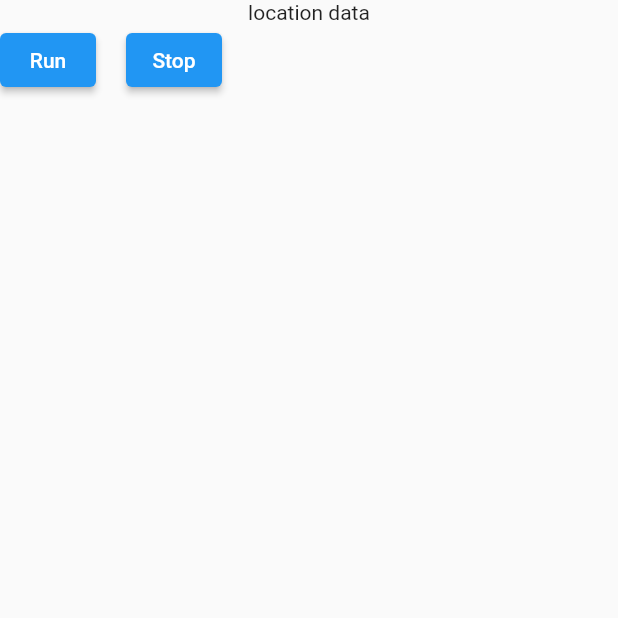
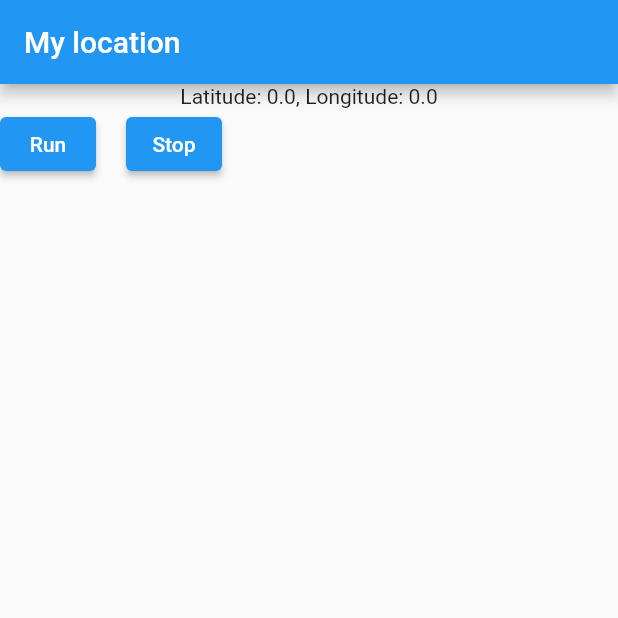
Before and after one commit to Wish-AL/gps_using_homework, a Flutter app: the screen it shows after launch, after a tap on "Run", on a phone screen of 412 x 824 dp, the top half of it. Run offline on Flutter 3.47's test engine with Material 2 defaults, Android fonts, the phone set to English and light mode, and no system bars; our stand-ins replace geolocator.

Commit message:
Initial get location data stream by geolocator plugin

```diff
--- a/lib/application/gps_location_app.dart
+++ b/lib/application/gps_location_app.dart
@@ -1,39 +1,72 @@
 import 'package:flutter/material.dart';
+import 'package:provider/provider.dart';
+
+import '../permission_service.dart';
 
 class GpsLocationApp extends StatelessWidget {
   const GpsLocationApp({super.key});
 
   @override
   Widget build(BuildContext context) {
-    return MaterialApp(
+    return ChangeNotifierProvider(
+      create: (context) => LocationService(),
+      child: MaterialApp(
         title: 'My location',
         theme: ThemeData(
           primarySwatch: Colors.blue,
         ),
         home: SafeArea(
           child: Scaffold(
-          body: Column(
+            appBar: AppBar(
+              title: const Text('My location'),
+            ),
+            body: const LocationWidget(),
+          ),
+        ),
+      ),
+    );
+  }
+}
+
+class LocationWidget extends StatelessWidget {
+  const LocationWidget({super.key});
+
+  @override
+  Widget build(BuildContext context) {
+    final location = context.read<LocationService>();
+    return Column(
       children: [
-              const Text('location data'),
+        const LocationDataText(),
         Row(
           children: [
             ElevatedButton(
-                    onPressed: () {},
+              onPressed: () {
+                location.currentLocation();
+              },
               child: const Text('Run'),
             ),
             const SizedBox(
               width: 20,
             ),
             ElevatedButton(
-                    onPressed: () {},
+              onPressed: () {
+                location.stop();
+              },
               child: const Text('Stop'),
             ),
           ],
         )
       ],
-          ),
-        ),
-      ),
     );
   }
 }
+class LocationDataText extends StatelessWidget {
+  const LocationDataText({super.key});
+
+  @override
+  Widget build(BuildContext context) {
+    final locationW = context.watch<LocationService>();
+    return Text(
+        'Latitude: ${locationW.latitude ?? 0}, Longitude: ${locationW.longitude ?? 0}');
+  }
+}
--- /dev/null
+++ b/lib/permission_service.dart
@@ -0,0 +1,54 @@
+import 'dart:async';
+
+import 'package:flutter/material.dart';
+import 'package:geolocator/geolocator.dart';
+
+class LocationService extends ChangeNotifier {
+  Position? position;
+  LocationPermission? permission;
+  bool serviceEnabled = false;
+  bool isGranted = false;
+  StreamSubscription<Position>? positionStream;
+  double? latitude;
+  double? longitude;
+
+  Future<bool> isLocationServiceEnabled() async {
+    return await Geolocator.isLocationServiceEnabled();
+  }
+
+  void locationPermission() async {
+    permission = await Geolocator.checkPermission();
+    if (permission == LocationPermission.denied) {
+      permission = await Geolocator.requestPermission();
+      if (permission == LocationPermission.denied) {
+        return Future.error('Location permissions are denied');
+      }
+    }
+  }
+
+  void requestPermissionIfDeniedForever() {
+    if (permission == LocationPermission.deniedForever) {
+      // Permissions are denied forever, handle appropriately.
+    }
+  }
+
+  void getOnceTimeLocation() async {
+    position = await Geolocator.getCurrentPosition();
+    notifyListeners();
+  }
+
+  Future<void> currentLocation() async {
+    if( await isLocationServiceEnabled()) {
+      serviceEnabled = true;
+      positionStream =
+          Geolocator.getPositionStream().listen((Position? position) {
+            latitude = position?.latitude;
+            longitude = position?.longitude;
+            notifyListeners();
+          });
+    }
+  }
+  void stop() {
+    positionStream?.cancel();
+  }
+}
--- a/pubspec.yaml
+++ b/pubspec.yaml
@@ -30,7 +30,10 @@ environment:
 dependencies:
   flutter:
     sdk: flutter
-  permission_handler: ^10.4.3
+#  permission_handler: ^10.4.3
+#  location: ^5.0.0
+  geolocator: ^9.0.2
+  provider: ^6.0.5
 
 
   # The following adds the Cupertino Icons font to your application.
```
Also changed, not shown: pubspec.lock, 4 other files. Lines whose indentation alone changed are shown as unchanged.
